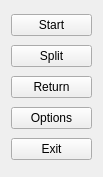
tps12/Tec-Nine, file mainmenu.ui: the form before one commit.
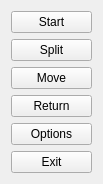
The form after the commit.

Commit message: First go at move test interface.

Diff of the .ui file:
```diff
--- a/mainmenu.ui
+++ b/mainmenu.ui
@@ -34,6 +34,13 @@
      </property>
     </widget>
    </item>
+   <item>
+    <widget class="QPushButton" name="movepoints">
+     <property name="text">
+      <string>Move</string>
+     </property>
+    </widget>
+   </item>
    <item>
     <widget class="QPushButton" name="next">
      <property name="text">
```
The commit also changes 7 other files.
